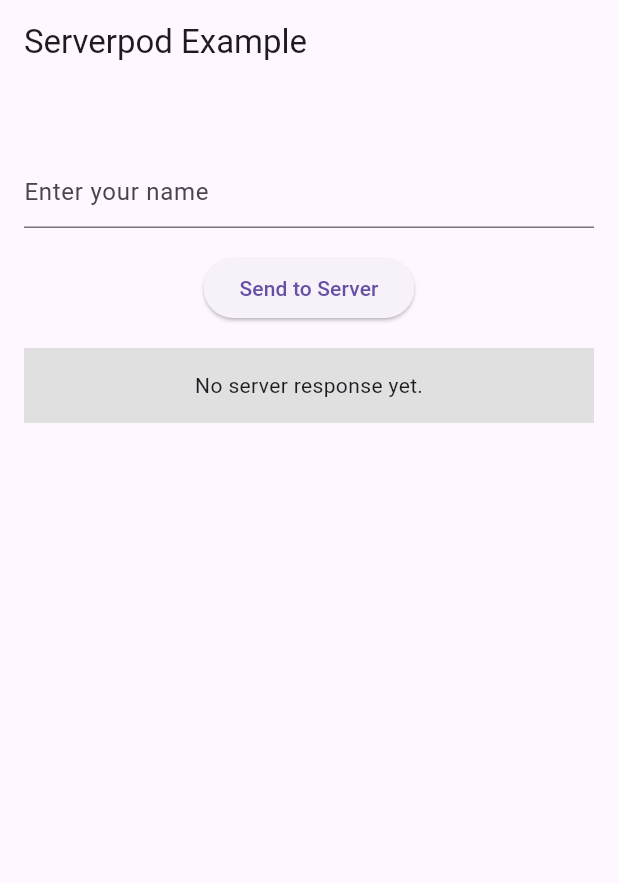
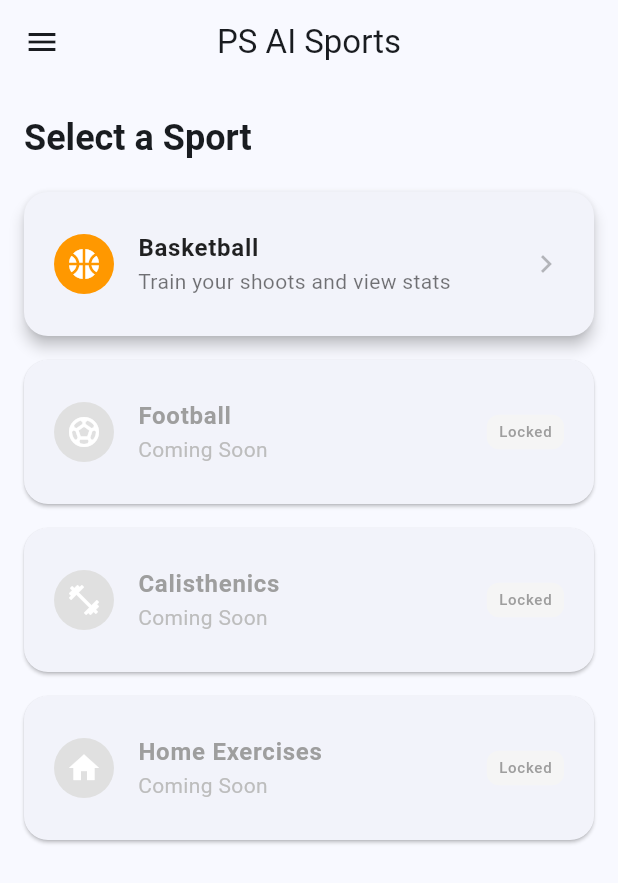
Before and after one commit to epomeranz/ps_ai, a Flutter app: the screen it shows after launch, on a phone screen of 412 x 824 dp. Shown: the top 883 px of the screen. Run offline on Flutter 3.47's test engine with Material 3 defaults, Android fonts, the phone set to English and light mode, and no system bars; our stand-ins replace cloud_firestore, firebase_auth, firebase_core, flutter_riverpod; missing offline and left inert: serverpod, serverpod_auth_core_client, serverpod_auth_core_server, serverpod_auth_idp_client, serverpod_auth_idp_flutter, serverpod_auth_idp_server and 1 more; accounts and stored records are empty.

Commit message:
Skeleton app

```diff
--- a/ps_ai_flutter/lib/main.dart
+++ b/ps_ai_flutter/lib/main.dart
@@ -1,9 +1,10 @@
 import 'package:ps_ai_client/ps_ai_client.dart';
 import 'package:flutter/material.dart';
-import 'package:serverpod_flutter/serverpod_flutter.dart';
-import 'package:serverpod_auth_idp_flutter/serverpod_auth_idp_flutter.dart';
+import 'package:firebase_core/firebase_core.dart';
+import 'package:flutter_riverpod/flutter_riverpod.dart';
+import 'firebase_options.dart';
 
-import 'screens/greetings_screen.dart';
+import 'screens/home_screen.dart';
 
 /// Sets up a global client object that can be used to talk to the server from
 /// anywhere in our app. The client is generated from your server code
@@ -18,6 +19,11 @@
 
 void main() async {
   WidgetsFlutterBinding.ensureInitialized();
+
+  // Initialize Firebase
+  await Firebase.initializeApp(
+    options: DefaultFirebaseOptions.currentPlatform,
+  );
 
   // When you are running the app on a physical device, you need to set the
   // server URL to the IP address of your computer. You can find the IP
@@ -36,7 +42,12 @@
 
   // client.auth.initialize();
 
-  runApp(const MyApp());
+  runApp(
+    // ProviderScope is required for Riverpod to work
+    const ProviderScope(
+      child: MyApp(),
+    ),
+  );
 }
 
 class MyApp extends StatelessWidget {
@@ -45,35 +56,13 @@
   @override
   Widget build(BuildContext context) {
     return MaterialApp(
-      title: 'Serverpod Demo',
-      theme: ThemeData(primarySwatch: Colors.blue),
-      home: const MyHomePage(title: 'Serverpod Example'),
+      title: 'PS AI Sports',
+      debugShowCheckedModeBanner: false,
+      theme: ThemeData(
+        useMaterial3: true,
+        colorSchemeSeed: Colors.blue,
+      ),
+      home: const HomeScreen(),
     );
   }
 }
-
-class MyHomePage extends StatelessWidget {
-  const MyHomePage({super.key, required this.title});
-
-  final String title;
-
-  @override
-  Widget build(BuildContext context) {
-    return Scaffold(
-      appBar: AppBar(title: Text(title)),
-      body: const GreetingsScreen(),
-      // To test authentication in this example app, uncomment the line below
-      // and comment out the line above. This wraps the GreetingsScreen with a
-      // SignInScreen, which automatically shows a sign-in UI when the user is
-      // not authenticated and displays the GreetingsScreen once they sign in.
-      //
-      // body: SignInScreen(
-      //   child: GreetingsScreen(
-      //     onSignOut: () async {
-      //       await client.auth.signOutDevice();
-      //     },
-      //   ),
-      // ),
-    );
-  }
-}
--- /dev/null
+++ b/ps_ai_flutter/lib/screens/home_screen.dart
@@ -0,0 +1,186 @@
+import 'package:flutter/material.dart';
+import 'profile_screen.dart';
+import 'settings_screen.dart';
+import 'basketball_screen.dart';
+
+class HomeScreen extends StatelessWidget {
+  const HomeScreen({super.key});
+
+  @override
+  Widget build(BuildContext context) {
+    return Scaffold(
+      appBar: AppBar(
+        title: const Text('PS AI Sports'),
+        centerTitle: true,
+      ),
+      drawer: Drawer(
+        child: Column(
+          children: [
+            DrawerHeader(
+              decoration: BoxDecoration(
+                gradient: LinearGradient(
+                  colors: [Colors.blue.shade700, Colors.blue.shade400],
+                ),
+              ),
+              child: const Center(
+                child: Column(
+                  mainAxisAlignment: MainAxisAlignment.center,
+                  children: [
+                    CircleAvatar(
+                      radius: 30,
+                      backgroundColor: Colors.white,
+                      child: Icon(Icons.person, color: Colors.blue),
+                    ),
+                    SizedBox(height: 10),
+                    Text(
+                      'Welcome Back!',
+                      style: TextStyle(color: Colors.white, fontSize: 18),
+                    ),
+                  ],
+                ),
+              ),
+            ),
+            ListTile(
+              leading: const Icon(Icons.person),
+              title: const Text('Profile'),
+              onTap: () {
+                Navigator.pop(context); // Close drawer
+                Navigator.push(
+                  context,
+                  MaterialPageRoute(
+                    builder: (context) => const ProfileScreen(),
+                  ),
+                );
+              },
+            ),
+            ListTile(
+              leading: const Icon(Icons.settings),
+              title: const Text('Settings'),
+              onTap: () {
+                Navigator.pop(context); // Close drawer
+                Navigator.push(
+                  context,
+                  MaterialPageRoute(
+                    builder: (context) => const SettingsScreen(),
+                  ),
+                );
+              },
+            ),
+          ],
+        ),
+      ),
+      body: Container(
+        padding: const EdgeInsets.symmetric(horizontal: 16, vertical: 20),
+        child: Column(
+          crossAxisAlignment: CrossAxisAlignment.start,
+          children: [
+            Text(
+              'Select a Sport',
+              style: Theme.of(context).textTheme.headlineSmall?.copyWith(
+                fontWeight: FontWeight.bold,
+              ),
+            ),
+            const SizedBox(height: 20),
+            Expanded(
+              child: ListView(
+                children: [
+                  _buildSportCard(
+                    context,
+                    title: 'Basketball',
+                    subtitle: 'Train your shoots and view stats',
+                    icon: Icons.sports_basketball,
+                    color: Colors.orange,
+                    isEnabled: true,
+                    onTap: () => Navigator.push(
+                      context,
+                      MaterialPageRoute(
+                        builder: (context) => const BasketballScreen(),
+                      ),
+                    ),
+                  ),
+                  _buildSportCard(
+                    context,
+                    title: 'Football',
+                    subtitle: 'Coming Soon',
+                    icon: Icons.sports_soccer,
+                    color: Colors.green,
+                    isEnabled: false,
+                  ),
+                  _buildSportCard(
+                    context,
+                    title: 'Calisthenics',
+                    subtitle: 'Coming Soon',
+                    icon: Icons.fitness_center,
+                    color: Colors.red,
+                    isEnabled: false,
+                  ),
+                  _buildSportCard(
+                    context,
+                    title: 'Home Exercises',
+                    subtitle: 'Coming Soon',
+                    icon: Icons.home,
+                    color: Colors.purple,
+                    isEnabled: false,
+                  ),
+                ],
+              ),
+            ),
+          ],
+        ),
+      ),
+    );
+  }
+
+  Widget _buildSportCard(
+    BuildContext context, {
+    required String title,
+    required String subtitle,
+    required IconData icon,
+    required Color color,
+    required bool isEnabled,
+    VoidCallback? onTap,
+  }) {
+    return Card(
+      elevation: isEnabled ? 4 : 1,
+      margin: const EdgeInsets.only(bottom: 16),
+      shape: RoundedRectangleBorder(borderRadius: BorderRadius.circular(16)),
+      child: ListTile(
+        contentPadding: const EdgeInsets.symmetric(
+          horizontal: 20,
+          vertical: 12,
+        ),
+        leading: CircleAvatar(
+          backgroundColor: isEnabled ? color : Colors.grey.shade300,
+          child: Icon(icon, color: Colors.white),
+        ),
+        title: Text(
+          title,
+          style: TextStyle(
+            fontWeight: FontWeight.bold,
+            color: isEnabled ? Colors.black87 : Colors.grey,
+          ),
+        ),
+        subtitle: Text(
+          subtitle,
+          style: TextStyle(
+            color: isEnabled ? Colors.black54 : Colors.grey.shade400,
+          ),
+        ),
+        trailing: isEnabled
+            ? const Icon(Icons.chevron_right, color: Colors.black26)
+            : Container(
+                padding: const EdgeInsets.symmetric(horizontal: 8, vertical: 4),
+                decoration: BoxDecoration(
+                  color: Colors.grey.shade100,
+                  borderRadius: BorderRadius.circular(8),
+                ),
+                child: const Text(
+                  'Locked',
+                  style: TextStyle(fontSize: 10, color: Colors.grey),
+                ),
+              ),
+        onTap: isEnabled ? onTap : null,
+      ),
+    );
+  }
+}
--- a/ps_ai_flutter/pubspec.yaml
+++ b/ps_ai_flutter/pubspec.yaml
@@ -34,6 +34,9 @@
   firebase_core: ^4.4.0
   firebase_auth: ^6.1.4
   cloud_firestore: ^6.1.2
+  riverpod: ^3.2.0
+  flutter_riverpod: ^3.2.0
+  riverpod_annotation: ^4.0.1
 
 dev_dependencies:
   flutter_lints: '>=3.0.0 <7.0.0'
```
Also changed, not shown: ps_ai_flutter/lib/core/providers/firebase_providers.dart (added, +19 -0 lines), ps_ai_flutter/lib/core/services/firestore_service.dart (added, +31 -0 lines), ps_ai_flutter/lib/screens/basketball_screen.dart (added, +97 -0 lines), ps_ai_flutter/lib/screens/dashboard_screen.dart (added, +21 -0 lines), ps_ai_flutter/lib/screens/profile_screen.dart (added, +65 -0 lines), ps_ai_flutter/lib/screens/settings_screen.dart (added, +65 -0 lines), ps_ai_flutter/lib/screens/train_shoots_screen.dart (added, +21 -0 lines), ps_ai_flutter/firebase.json (added), ps_ai_flutter/lib/firebase_options.dart (added), ps_ai_flutter/pubspec.lock, 4 other files.
